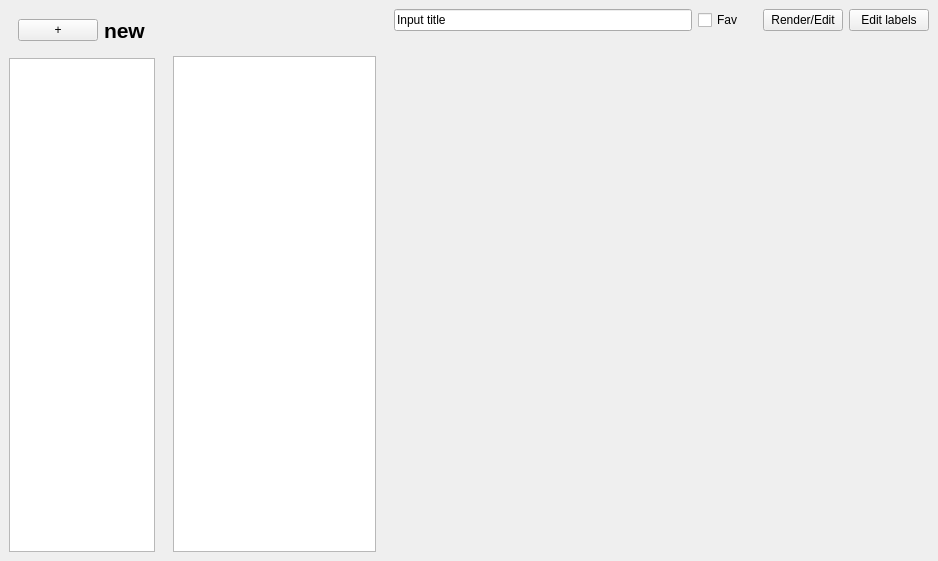
Above: temp_resources/mainwindow.ui from SuperSolik/gui_1h2020-notes-app before the change. Below: the same form after it.
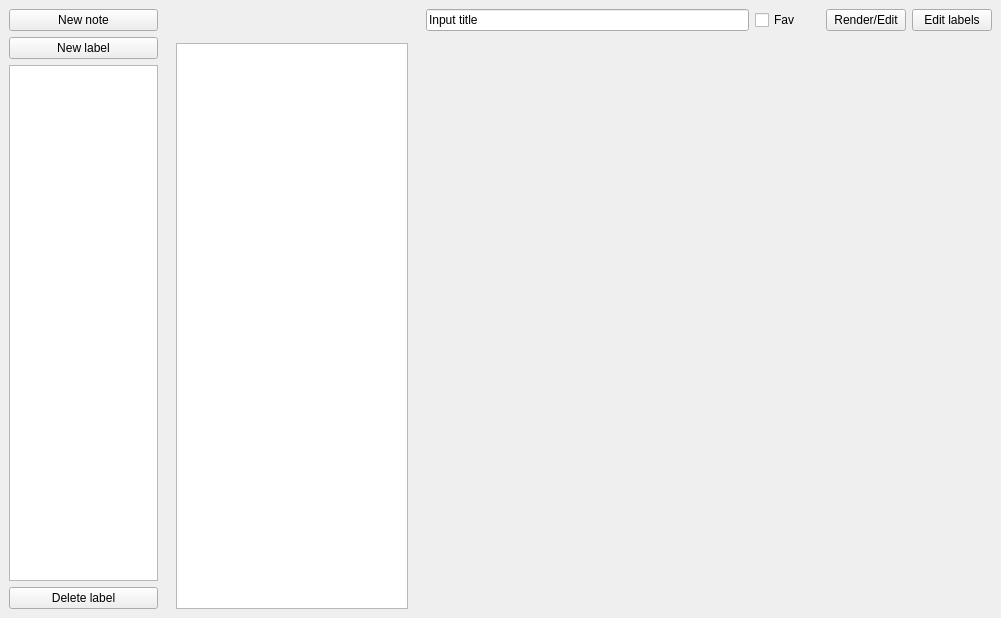
That is the form after the change.

Commit message: #8 added labels add/delete

Patch:
```diff
--- a/temp_resources/mainwindow.ui
+++ b/temp_resources/mainwindow.ui
@@ -6,15 +6,15 @@
    <rect>
     <x>0</x>
     <y>0</y>
-    <width>938</width>
-    <height>561</height>
+    <width>1001</width>
+    <height>618</height>
    </rect>
   </property>
   <property name="windowTitle">
    <string>MainWindow</string>
   </property>
   <widget class="QWidget" name="centralwidget">
-   <layout class="QHBoxLayout" name="horizontalLayout" stretch="1,2,5">
+   <layout class="QHBoxLayout" name="horizontalLayout" stretch="2,3,7">
     <property name="spacing">
      <number>0</number>
     </property>
@@ -35,32 +35,19 @@
     </property>
     <item>
      <widget class="QWidget" name="widget_3" native="true">
-      <layout class="QVBoxLayout" name="verticalLayout" stretch="1,12">
+      <layout class="QVBoxLayout" name="verticalLayout" stretch="0,0,12,0">
        <item>
-        <widget class="QWidget" name="widget_4" native="true">
-         <layout class="QHBoxLayout" name="horizontalLayout_2" stretch="0,0">
-          <item>
-           <widget class="QPushButton" name="addNoteBtn">
+        <widget class="QPushButton" name="newNoteBtn">
             <property name="text">
-             <string>+</string>
+          <string>New note</string>
             </property>
            </widget>
           </item>
           <item>
-           <widget class="QLabel" name="addLabel">
-            <property name="font">
-             <font>
-              <pointsize>16</pointsize>
-              <weight>75</weight>
-              <bold>true</bold>
-             </font>
-            </property>
+        <widget class="QPushButton" name="newLabelBtn">
             <property name="text">
-             <string>new</string>
-            </property>
-           </widget>
-          </item>
-         </layout>
+          <string>New label</string>
+         </property>
         </widget>
        </item>
        <item>
@@ -113,12 +100,19 @@
          </property>
         </widget>
        </item>
+       <item>
+        <widget class="QPushButton" name="deleteLabelBtn">
+         <property name="text">
+          <string>Delete label</string>
+         </property>
+        </widget>
+       </item>
       </layout>
      </widget>
     </item>
     <item>
      <widget class="QWidget" name="widget_2" native="true">
-      <layout class="QVBoxLayout" name="verticalLayout_2" stretch="1,12">
+      <layout class="QVBoxLayout" name="verticalLayout_2" stretch="1,20">
        <item>
         <widget class="QLabel" name="notesLabel">
          <property name="font">
```
Lines whose indentation alone changed are shown as unchanged. The commit also changes 5 other files.
